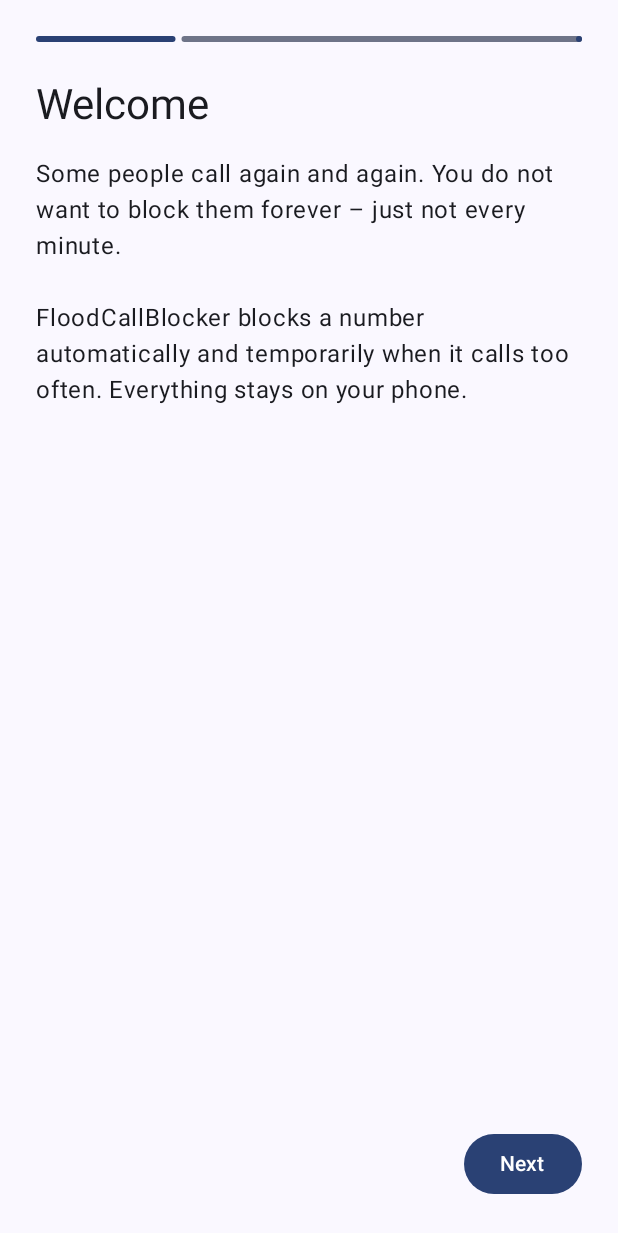
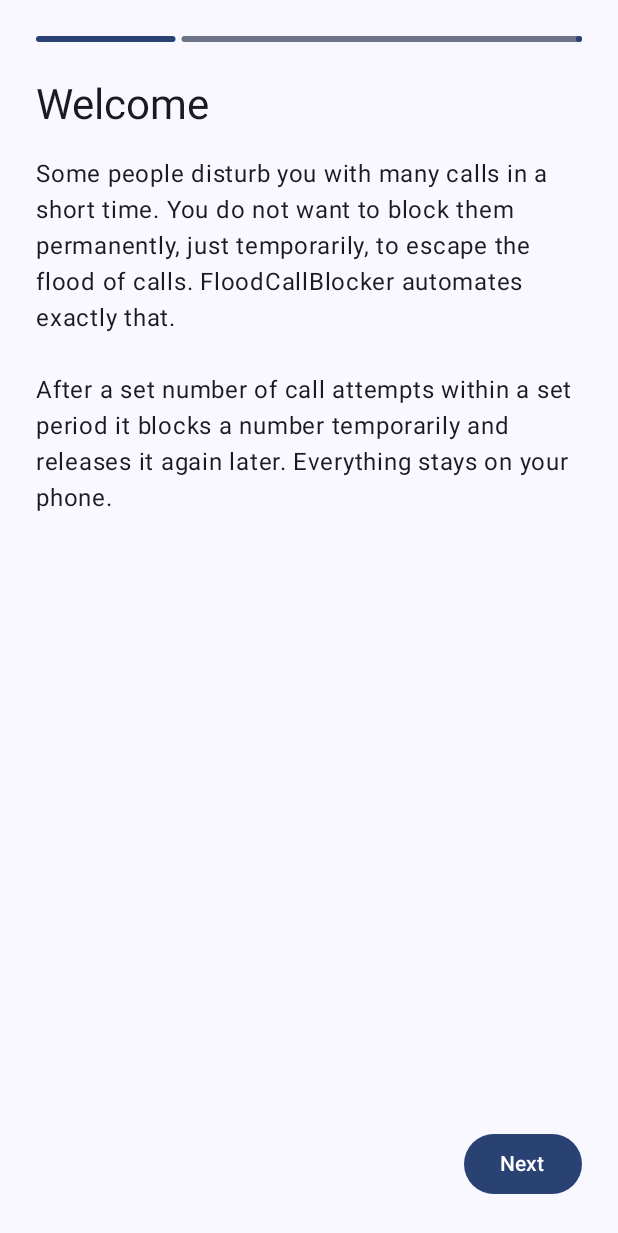
Before and after one commit to wwwindisch/FloodCallBlocker, an Android app built with Jetpack Compose: the OnboardingScreen screen opened through its navigation route, on a phone screen of 412 x 824 dp. Shown: the top 1233 px of the screen. Run offline under Robolectric (Android 15) with nearby library versions, the phone set to English and light mode, and no system bars.

Commit message:
Reword welcome text, bump GitHub Actions versions
Co-Authored-By: Claude Sonnet 5.5 <noreply@anthropic.com>

```diff
--- a/app/src/main/res/values/strings.xml
+++ b/app/src/main/res/values/strings.xml
@@ -133,7 +133,7 @@
 
     <!-- Onboarding -->
     <string name="onboarding_1_title">Welcome</string>
-    <string name="onboarding_1_body">Some people call again and again. You do not want to block them forever – just not every minute.\n\nFloodCallBlocker blocks a number automatically and temporarily when it calls too often. Everything stays on your phone.</string>
+    <string name="onboarding_1_body">Some people disturb you with many calls in a short time. You do not want to block them permanently, just temporarily, to escape the flood of calls. FloodCallBlocker automates exactly that.\n\nAfter a set number of call attempts within a set period it blocks a number temporarily and releases it again later. Everything stays on your phone.</string>
     <string name="onboarding_2_title">Call screening</string>
     <string name="onboarding_2_body">So the app can check incoming calls, Android needs you to set it as your “Caller ID &amp; spam app”. This is required. The app only looks at numbers you added.</string>
     <string name="onboarding_role_action">Set as caller ID app</string>
```
Also changed, not shown: 3 other files.
